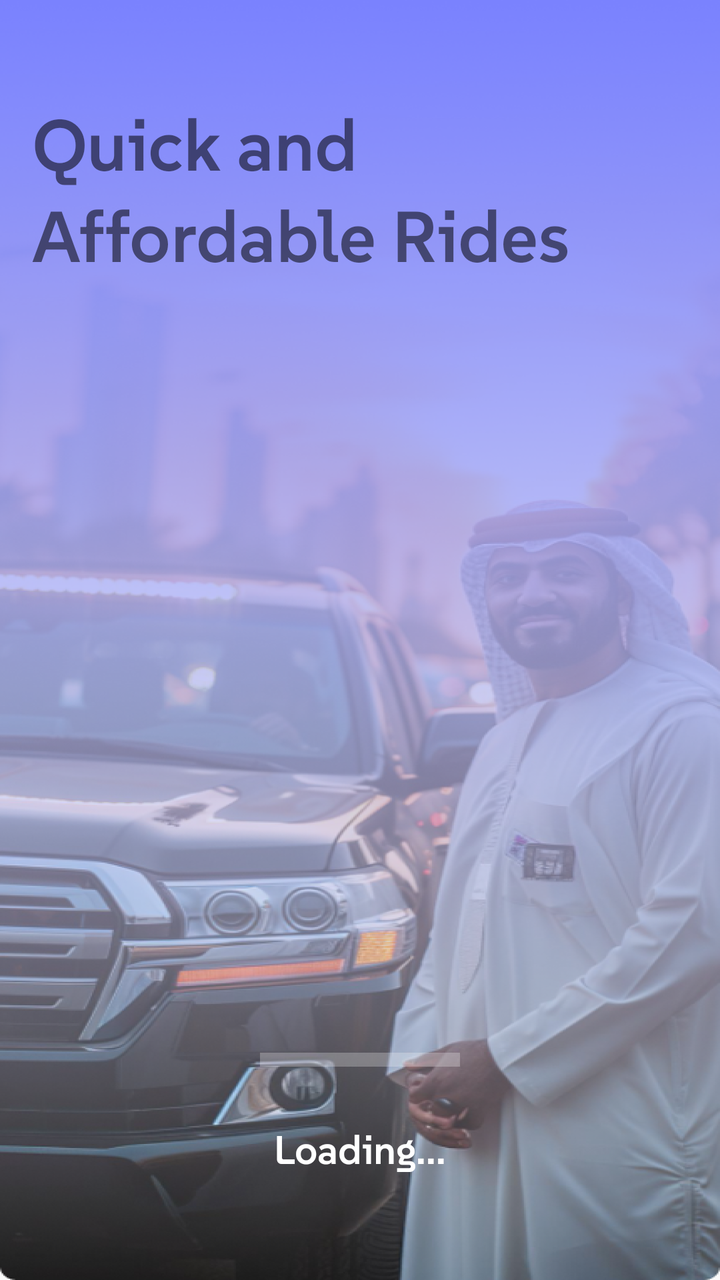
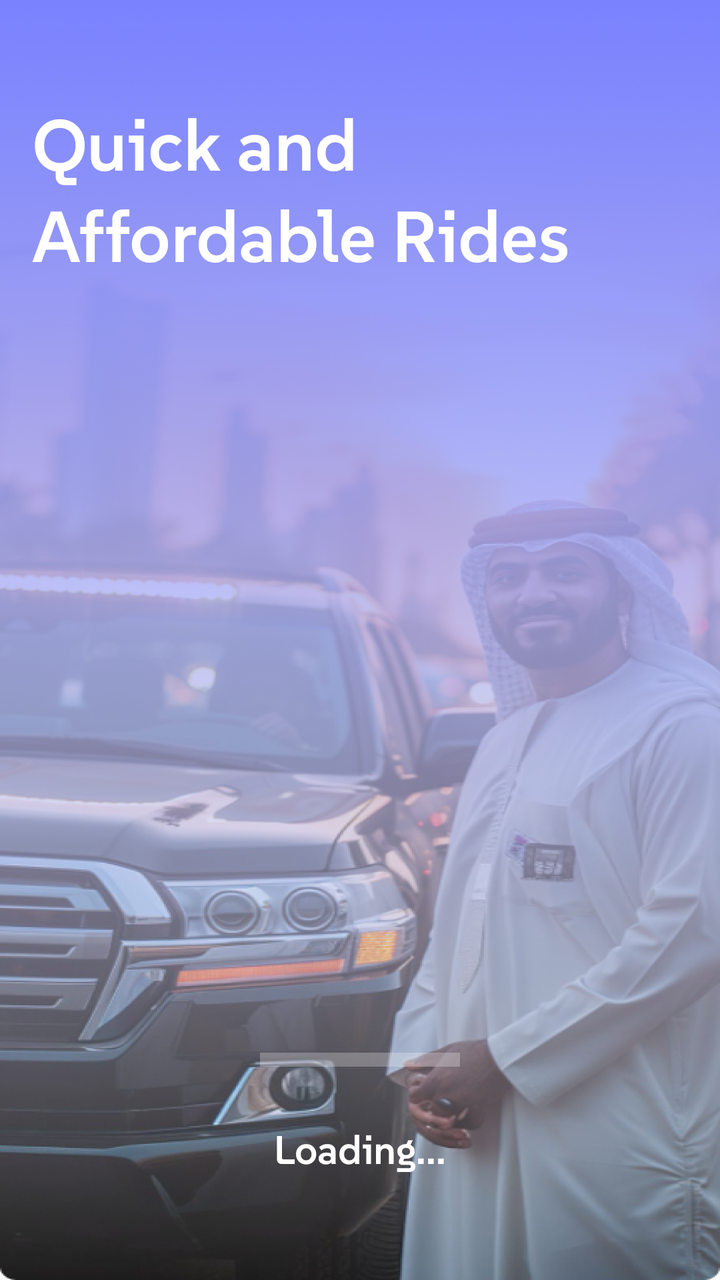

An Android layout rendered at two revisions. The XML below is the earlier revision; the diff shows what the commit changed to produce the second picture.
<!-- AndroidManifest.xml: application theme AppTheme -->
<!-- res/layout/launch_screen.xml -->
<?xml version="1.0" encoding="utf-8"?>
<LinearLayout xmlns:android="http://schemas.android.com/apk/res/android"
    android:orientation="vertical"
    android:layout_width="match_parent"
    android:layout_height="match_parent"
    android:background="@mipmap/background">

    <TextView
        android:id="@+id/main_slogan_1"
        android:layout_height="wrap_content"
        android:layout_width="wrap_content"
        android:text="@string/slogan_part_1"
        android:paddingStart="16dp"
        android:paddingEnd="10dp"
        android:layout_marginTop="50dp"
        android:fontFamily="@font/suse"
        android:textAlignment="textStart"
        android:textSize="36sp" />

    <TextView
        android:id="@+id/main_slogan_2"
        android:layout_height="wrap_content"
        android:layout_width="wrap_content"
        android:text="@string/slogan_part_2"
        android:paddingStart="16dp"
        android:paddingEnd="10dp"
        android:fontFamily="@font/suse"
        android:textAlignment="textStart"
        android:textSize="36sp" />
    
    <RelativeLayout
        android:id="@+id/relativeLayout1"
        android:layout_width="match_parent"
        android:layout_height="wrap_content"
        android:layout_gravity="bottom"
        android:layout_marginBottom="20dp"
    >
        <ProgressBar
            android:id="@+id/progressBar"
            android:layout_above="@id/label1"
            style="?android:attr/progressBarStyleHorizontal"
            android:layout_width="wrap_content"
            android:layout_height="wrap_content"
            android:layout_centerHorizontal="true"
            android:layout_marginBottom="15dp"
            android:visibility="visible"
            android:indeterminate="true"
            android:indeterminateTintMode="src_atop"
            android:maxHeight="35dip"
            android:minHeight="35dip"
            android:minWidth="100dip"
            android:maxWidth="100dip"
            android:indeterminateTint="#fff"
            />
        <TextView
            android:id="@+id/label1"
            android:layout_above="@id/label2"
            android:layout_width="wrap_content"
            android:layout_height="wrap_content"
            android:text="Loading..."
            android:textColor="#fff"
            android:fontFamily="@font/suse"
            android:textSize="20sp"
            android:layout_centerHorizontal="true"
        />

        <TextView
            android:id="@+id/label2"
            android:layout_width="wrap_content"
            android:layout_height="wrap_content"
            android:text=""
            android:textColor="#F9FAE7"
            android:textSize="24sp"
            android:layout_centerHorizontal="true"
            android:layout_alignParentBottom="true"
        />
    </RelativeLayout>
</LinearLayout>
<!-- resources referenced by this layout -->
<resources>
  <!-- mipmap background: png bitmap (mipmap-hdpi, 622016 bytes) -->
  <string name="slogan_part_1">Quick and</string>
  <string name="slogan_part_2">Affordable Rides</string>
  <style name="AppTheme" parent="Theme.AppCompat.DayNight.NoActionBar">
          
          <item name="android:editTextBackground">@drawable/rn_edit_text_material</item>
          <item name="android:colorPrimaryDark">@color/primaryContrast</item>
      </style>
  <!-- drawable rn_edit_text_material (drawable) -->
  <?xml version="1.0" encoding="utf-8"?>
  <inset xmlns:android="http://schemas.android.com/apk/res/android"
         android:insetLeft="@dimen/abc_edit_text_inset_horizontal_material"
         android:insetRight="@dimen/abc_edit_text_inset_horizontal_material"
         android:insetTop="@dimen/abc_edit_text_inset_top_material"
         android:insetBottom="@dimen/abc_edit_text_inset_bottom_material"
         >
  
      <selector>
          
          <item android:state_enabled="false" android:drawable="@drawable/abc_textfield_default_mtrl_alpha"/>
          <item android:drawable="@drawable/abc_textfield_activated_mtrl_alpha"/>
      </selector>
  
  </inset>
  <color name="primaryContrast">#7A82FE</color>
</resources>

<!-- the commit's change to res/layout/launch_screen.xml (unified diff, before → after) -->
@@ -12,6 +12,7 @@
         android:text="@string/slogan_part_1"
         android:paddingStart="16dp"
         android:paddingEnd="10dp"
+        android:textColor="#fff"
         android:layout_marginTop="50dp"
         android:fontFamily="@font/suse"
         android:textAlignment="textStart"
@@ -24,6 +25,7 @@
         android:text="@string/slogan_part_2"
         android:paddingStart="16dp"
         android:paddingEnd="10dp"
+        android:textColor="#fff"
         android:fontFamily="@font/suse"
         android:textAlignment="textStart"
         android:textSize="36sp" />
